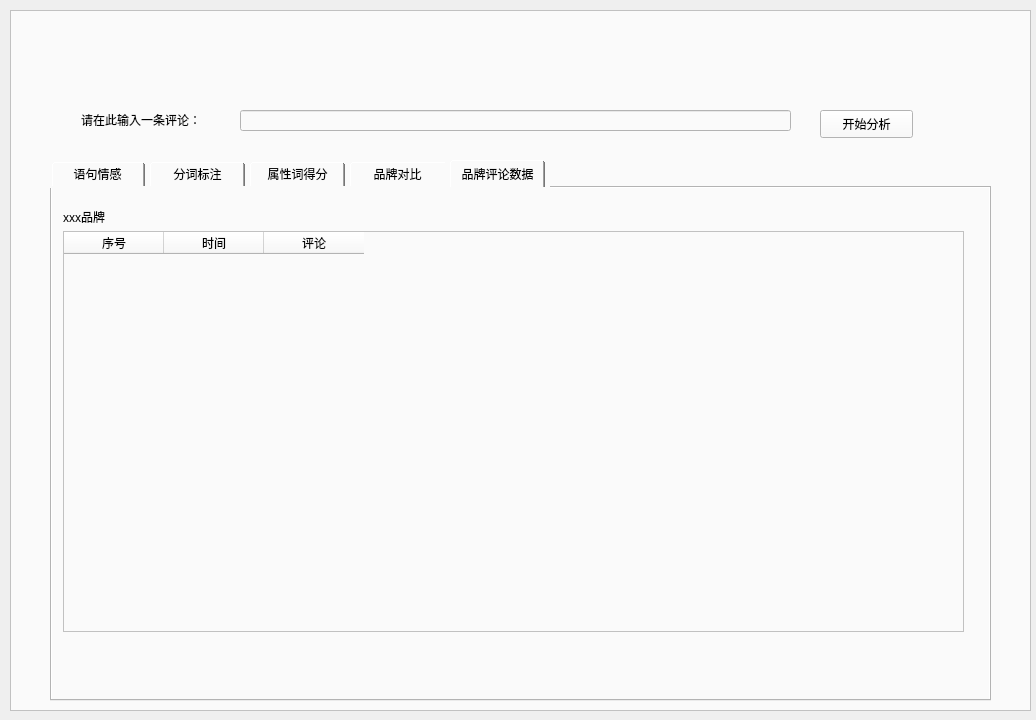
This is UI/main.ui in Orchardxyz/NCSAS as Qt 5 draws it before an edit. The edited form follows.
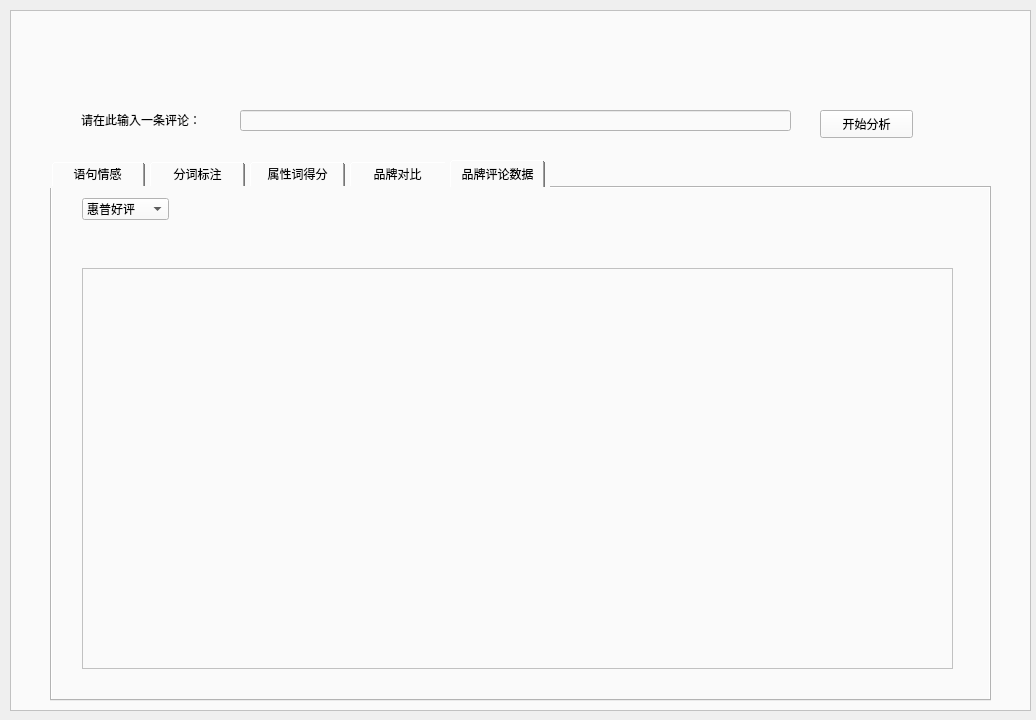
This is the edited form.

Commit message: 不同品牌好评/差评数据表格展示

Patch:
```diff
--- a/UI/main.ui
+++ b/UI/main.ui
@@ -79,43 +79,45 @@
      <attribute name="title">
       <string>品牌评论数据</string>
      </attribute>
-     <widget class="QTableWidget" name="tableWidget">
+     <widget class="QTableView" name="tableView">
       <property name="geometry">
        <rect>
-        <x>11</x>
-        <y>43</y>
-        <width>901</width>
+        <x>30</x>
+        <y>80</y>
+        <width>871</width>
         <height>401</height>
        </rect>
       </property>
-      <column>
-       <property name="text">
-        <string>序号</string>
-       </property>
-      </column>
-      <column>
-       <property name="text">
-        <string>时间</string>
-       </property>
-      </column>
-      <column>
-       <property name="text">
-        <string>评论</string>
-       </property>
-      </column>
      </widget>
-     <widget class="QLabel" name="label_2">
+     <widget class="QComboBox" name="comboBox">
       <property name="geometry">
        <rect>
-        <x>11</x>
-        <y>21</y>
-        <width>54</width>
-        <height>16</height>
+        <x>30</x>
+        <y>10</y>
+        <width>87</width>
+        <height>22</height>
        </rect>
       </property>
-      <property name="text">
-       <string>xxx品牌</string>
-      </property>
+      <item>
+       <property name="text">
+        <string>惠普好评</string>
+       </property>
+      </item>
+      <item>
+       <property name="text">
+        <string>惠普差评</string>
+       </property>
+      </item>
+      <item>
+       <property name="text">
+        <string>联想好评</string>
+       </property>
+      </item>
+      <item>
+       <property name="text">
+        <string>联想差评</string>
+       </property>
+      </item>
      </widget>
     </widget>
    </widget>
```
The commit also changes 3 other files.
